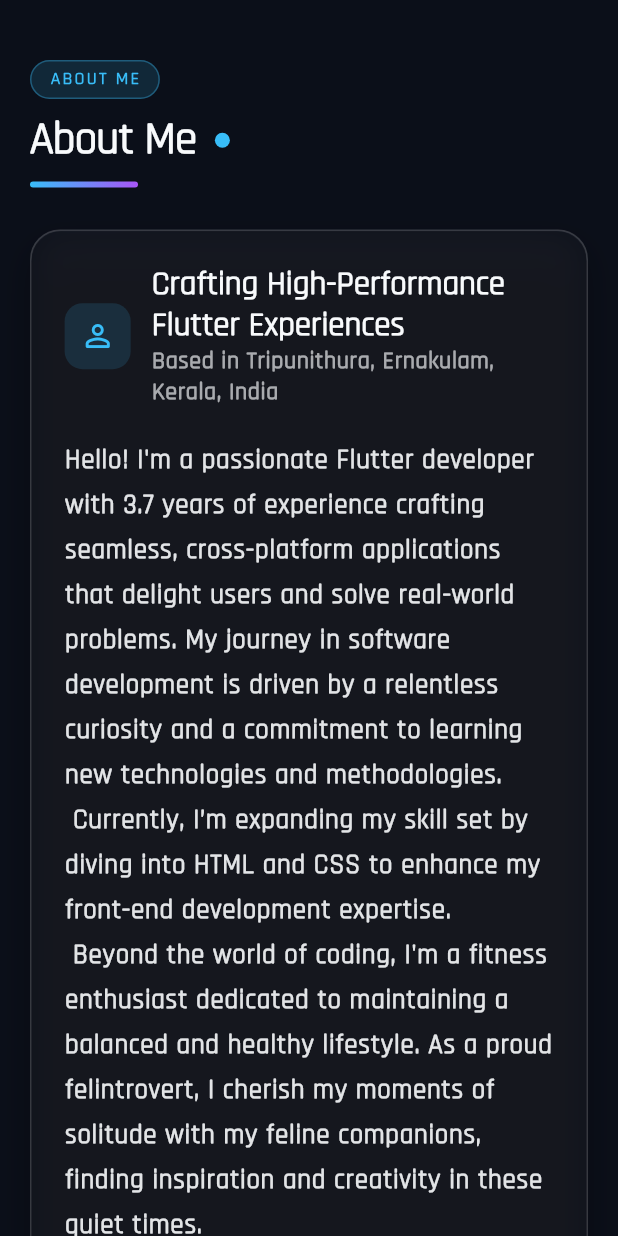
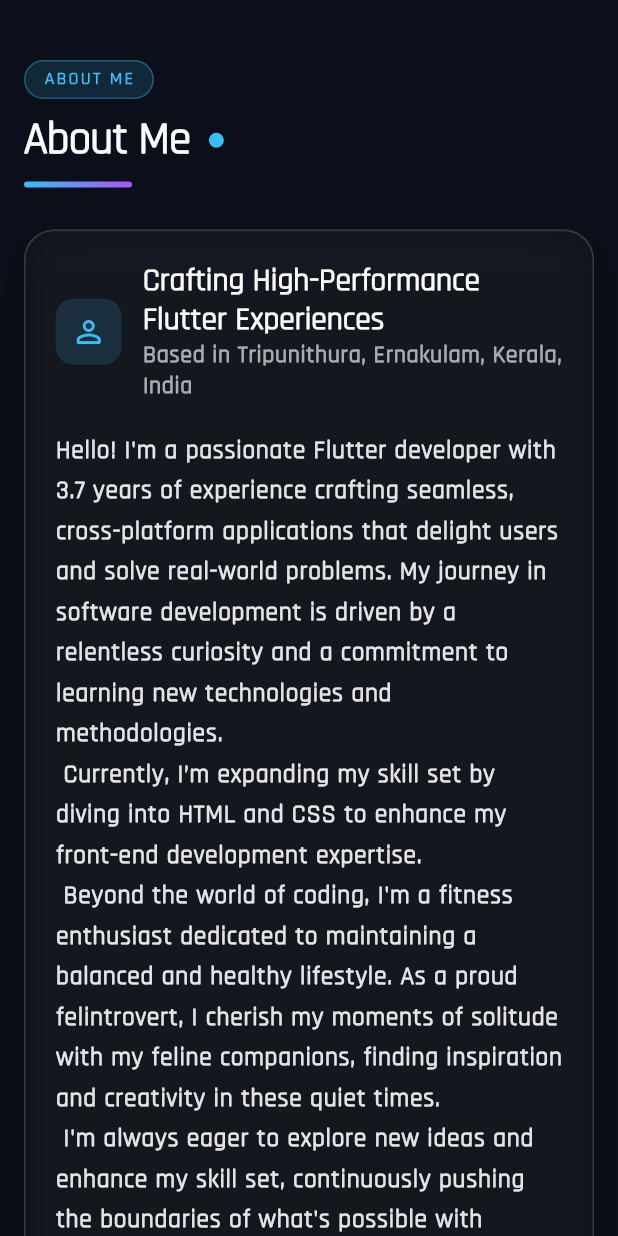
Before and after one commit to sivaprasadnk/portfolio_webapp, a Flutter app: the AboutMeScreen widget shown alone on an empty page, opened directly, on a phone screen of 412 x 824 dp. Run offline on Flutter 3.47's test engine with Material 3 defaults, Android fonts, the light colour scheme and no system bars; drawn by our look-alikes of auto_size_text; our stand-ins replace animate_do, avatar_glow, bloc, dartz, equatable, flutter_bloc and 4 more; missing offline and left inert: animated_icon; network calls fail; project files that could hold a hidden picture were left out.

Commit message:
Improve mobile view hero card, style switcher visibility, and cache-busting

```diff
--- a/lib/views/screens/about_me/about_me_screen.dart
+++ b/lib/views/screens/about_me/about_me_screen.dart
@@ -1,7 +1,6 @@
 import 'package:flutter/material.dart';
 import 'package:flutter_bloc/flutter_bloc.dart';
 import 'package:spnk/utils/extensions/context_extension.dart';
-import 'package:spnk/utils/is_mobile_platform.dart';
 import 'package:spnk/utils/screen_type.dart';
 import 'package:spnk/views/bloc/about_me/about_me_bloc.dart';
 import 'package:spnk/views/bloc/about_me/about_me_state.dart';
@@ -16,7 +15,8 @@ class AboutMeScreen extends StatelessWidget {
 
   @override
   Widget build(BuildContext context) {
-    final horizontalPad = isMobilePlatform ? 20.0 : context.screenWidth * 0.08;
+    final horizontalPad =
+        context.isMobileDevice ? 16.0 : context.screenWidth * 0.08;
 
     return ScreenSection(
       title: Screen.aboutMe.screenTitle,
@@ -63,7 +63,7 @@ class AboutMeScreen extends StatelessWidget {
                       width: double.infinity,
                       cyberHeader: '~/spnk/about_me.md',
                       padding: EdgeInsets.all(
-                        context.isLargeDevice ? 32 : 22,
+                        context.isLargeDevice ? 32 : 20,
                       ),
                       child: Column(
                         crossAxisAlignment: CrossAxisAlignment.start,
@@ -90,7 +90,7 @@ class AboutMeScreen extends StatelessWidget {
                                     Text(
                                       'Crafting High-Performance Flutter Experiences',
                                       style: context.displaySmall.copyWith(
-                                        fontSize: 22,
+                                        fontSize: 21,
                                         fontWeight: FontWeight.bold,
                                       ),
                                     ),
@@ -106,19 +106,19 @@ class AboutMeScreen extends StatelessWidget {
                               ),
                             ],
                           ),
-                          const SizedBox(height: 20),
+                          const SizedBox(height: 18),
                           Text(
                             state.content.trim(),
                             style: context.bodyLarge.copyWith(
-                              height: 1.65,
-                              fontSize: context.isLargeDevice ? 20 : 18,
+                              height: 1.6,
+                              fontSize: context.isLargeDevice ? 20 : 17,
                               color: context.primaryColor.withOpacity(0.9),
                             ),
                           ),
                         ],
                       ),
                     ),
-                    const SizedBox(height: 20),
+                    const SizedBox(height: 16),
                     Wrap(
                       spacing: 16,
                       runSpacing: 16,
@@ -127,7 +127,7 @@ class AboutMeScreen extends StatelessWidget {
                           width: context.isLargeDevice ? 265 : double.infinity,
                           padding: const EdgeInsets.symmetric(
                             horizontal: 20,
-                            vertical: 18,
+                            vertical: 16,
                           ),
                           cyberHeader: '~/metrics/${item.$2.toLowerCase()}',
                           child: Row(
--- a/lib/views/screens/contact_me/contact_details_list_view.dart
+++ b/lib/views/screens/contact_me/contact_details_list_view.dart
@@ -1,7 +1,6 @@
 import 'package:flutter/material.dart';
 import 'package:flutter_bloc/flutter_bloc.dart';
 import 'package:spnk/utils/extensions/context_extension.dart';
-import 'package:spnk/utils/is_mobile_platform.dart';
 import 'package:spnk/views/bloc/contact_details/contact_details_bloc.dart';
 import 'package:spnk/views/bloc/contact_details/contact_details_state.dart';
 import 'package:spnk/views/screens/contact_me/contact_container.dart';
@@ -12,7 +11,8 @@ class ContactDetailsListView extends StatelessWidget {
 
   @override
   Widget build(BuildContext context) {
-    final horizontalPad = isMobilePlatform ? 20.0 : context.screenWidth * 0.08;
+    final horizontalPad =
+        context.isMobileDevice ? 16.0 : context.screenWidth * 0.08;
 
     return Padding(
       padding: EdgeInsets.symmetric(horizontal: horizontalPad),
--- a/lib/views/screens/experience/exp_details_list_view.dart
+++ b/lib/views/screens/experience/exp_details_list_view.dart
@@ -1,7 +1,6 @@
 import 'package:flutter/material.dart';
 import 'package:flutter_bloc/flutter_bloc.dart';
 import 'package:spnk/utils/extensions/context_extension.dart';
-import 'package:spnk/utils/is_mobile_platform.dart';
 import 'package:spnk/views/bloc/experience/exp_details_bloc.dart';
 import 'package:spnk/views/bloc/experience/exp_details_state.dart';
 import 'package:spnk/views/screens/experience/exp_container.dart';
@@ -54,7 +53,8 @@ class _ExpDetailsListViewState extends State<ExpDetailsListView>
 
   @override
   Widget build(BuildContext context) {
-    final horizontalPad = isMobilePlatform ? 20.0 : context.screenWidth * 0.08;
+    final horizontalPad =
+        context.isMobileDevice ? 16.0 : context.screenWidth * 0.08;
 
     return Padding(
       padding: EdgeInsets.symmetric(horizontal: horizontalPad),
--- a/lib/views/screens/home/widgets/orbit_animation3.dart
+++ b/lib/views/screens/home/widgets/orbit_animation3.dart
@@ -2,8 +2,12 @@ import 'dart:math';
 import 'dart:ui';
 
 import 'package:flutter/material.dart';
+import 'package:flutter_bloc/flutter_bloc.dart';
 import 'package:font_awesome_flutter/font_awesome_flutter.dart';
+import 'package:spnk/utils/extensions/context_extension.dart';
 import 'package:spnk/utils/string_constants.dart';
+import 'package:spnk/views/bloc/theme_switch/theme_bloc.dart';
+import 'package:spnk/views/bloc/theme_switch/theme_state.dart';
 import 'package:url_launcher/url_launcher.dart';
 
 class OrbitAnimation3 extends StatefulWidget {
@@ -25,10 +29,9 @@ class _OrbitAnimation3State extends State<OrbitAnimation3>
   final List<Animation<double>> scaleAnimations = [];
   final List<Animation<double>> opacityAnimations = [];
 
-  final double radius = 150;
   bool _isInitialized = false;
 
-  final List<Color> planetColors = [
+  final List<Color> planetColors = const [
     Color.fromRGBO(88, 81, 219, 1), // Purple
     Colors.green, // WhatsApp
     Color.fromRGBO(10, 102, 194, 1), // LinkedIn Blue
@@ -37,7 +40,7 @@ class _OrbitAnimation3State extends State<OrbitAnimation3>
     Colors.teal, // Store
   ];
 
-  final List<IconData> planetIcons = [
+  final List<IconData> planetIcons = const [
     FontAwesomeIcons.instagram,
     FontAwesomeIcons.whatsapp,
     FontAwesomeIcons.linkedin,
@@ -71,14 +74,13 @@ class _OrbitAnimation3State extends State<OrbitAnimation3>
     ));
 
     WidgetsBinding.instance.addPostFrameCallback((_) {
-      Future.delayed(const Duration(milliseconds: 500)).then((_) {
-        if (mounted) {
+      Future.delayed(const Duration(milliseconds: 400)).then((_) {
+        if (!mounted) return;
         imageFadeController.forward();
-        }
 
         orbitController = AnimationController(
           vsync: this,
-          duration: const Duration(seconds: 5),
+          duration: const Duration(seconds: 7),
         )..repeat();
 
         orbitAnimation =
@@ -99,7 +101,7 @@ class _OrbitAnimation3State extends State<OrbitAnimation3>
           scaleAnimations.add(scaleAnimation);
           opacityAnimations.add(opacityAnimation);
 
-          Future.delayed(Duration(milliseconds: i * 150), () {
+          Future.delayed(Duration(milliseconds: i * 120), () {
             if (mounted) {
               controller.forward();
             }
@@ -120,34 +122,62 @@ class _OrbitAnimation3State extends State<OrbitAnimation3>
     try {
       if (await canLaunchUrl(Uri.parse(urls[index]))) {
         await launchUrl(Uri.parse(urls[index]));
-      } else {
-        debugPrint("## Could not launch URL");
       }
     } catch (e) {
       debugPrint("## Error: $e");
     }
-    await Future.delayed(Duration(milliseconds: 500));
+    await Future.delayed(const Duration(milliseconds: 500));
+    if (mounted) {
       orbitController.repeat();
+    }
   }
 
   @override
   Widget build(BuildContext context) {
+    final double boxSize =
+        context.isMobileDevice ? min(context.screenWidth - 32, 330) : 400;
+    final double center = boxSize / 2;
+    final double radius = boxSize * 0.375;
+    final double imgSize = boxSize * 0.72;
+
+    return BlocBuilder<ThemeBloc, ThemeState>(
+      builder: (context, themeState) {
+        final accent = themeState.accentColor;
+
         return Center(
           child: SizedBox(
-        width: 400,
-        height: 400,
+            width: boxSize,
+            height: boxSize,
             child: Stack(
               alignment: Alignment.center,
               children: [
-            // Center object with fade-in animation
+                // Subtle glowing orbital ring matching active style
+                Container(
+                  width: radius * 2,
+                  height: radius * 2,
+                  decoration: BoxDecoration(
+                    shape: BoxShape.circle,
+                    border: Border.all(
+                      color: accent.withOpacity(0.22),
+                      width: 1.2,
+                    ),
+                    boxShadow: [
+                      BoxShadow(
+                        color: accent.withOpacity(0.08),
+                        blurRadius: 32,
+                        spreadRadius: 4,
+                      ),
+                    ],
+                  ),
+                ),
                 FadeTransition(
                   opacity: imageFadeAnimation,
                   child: SizedBox(
-                width: 300,
-                height: 300,
+                    width: imgSize,
+                    height: imgSize,
                     child: Image.asset(
                       'assets/images/picWithBlob.png',
-                  width: 315,
+                      width: imgSize,
                     ),
                   ),
                 ),
@@ -157,26 +187,40 @@ class _OrbitAnimation3State extends State<OrbitAnimation3>
                     builder: (context, child) {
                       return Stack(
                         children: List.generate(planetIcons.length, (i) {
-                      double angle = orbitAnimation.value +
+                          final double angle = orbitAnimation.value +
                               (i * (2 * pi / planetIcons.length));
-                      double x = radius * cos(angle);
-                      double y = radius * sin(angle);
+                          final double x = radius * cos(angle);
+                          final double y = radius * sin(angle);
 
-                      // Dynamically adjust icon size based on y-position
-                      double size =
-                          lerpDouble(30, 50, (y + radius) / (2 * radius))!;
+                          final double minIcon =
+                              context.isMobileDevice ? 26 : 30;
+                          final double maxIcon =
+                              context.isMobileDevice ? 42 : 50;
+                          final double size = lerpDouble(
+                            minIcon,
+                            maxIcon,
+                            (y + radius) / (2 * radius),
+                          )!;
 
-                      // Add depth effect by adjusting shadow and opacity based on y-position
-                      double shadowBlur =
-                          lerpDouble(4, 12, (y + radius) / (2 * radius))!;
-                      double shadowOffset =
-                          lerpDouble(2, 8, (y + radius) / (2 * radius))!;
-                      double iconOpacity =
-                          lerpDouble(0.5, 1.0, (y + radius) / (2 * radius))!;
+                          final double shadowBlur = lerpDouble(
+                            4,
+                            12,
+                            (y + radius) / (2 * radius),
+                          )!;
+                          final double shadowOffset = lerpDouble(
+                            2,
+                            8,
+                            (y + radius) / (2 * radius),
+                          )!;
+                          final double iconOpacity = lerpDouble(
+                            0.55,
+                            1.0,
+                            (y + radius) / (2 * radius),
+                          )!;
 
                           return Positioned(
-                        left: 200 + x - size / 2,
-                        top: 200 + y - size / 2,
+                            left: center + x - size / 2,
+                            top: center + y - size / 2,
                             child: RepaintBoundary(
                               key: ValueKey(i),
                               child: Opacity(
@@ -186,6 +230,7 @@ class _OrbitAnimation3State extends State<OrbitAnimation3>
                                   child: ScaleTransition(
                                     scale: scaleAnimations[i],
                                     child: MouseRegion(
+                                      cursor: SystemMouseCursors.click,
                                       onEnter: (_) => orbitController.stop(),
                                       onExit: (_) => orbitController.repeat(),
                                       child: GestureDetector(
@@ -207,18 +252,26 @@ class _OrbitAnimation3State extends State<OrbitAnimation3>
                                                         Color(0xFFFCAF45),
                                                       ],
                                                       begin: Alignment.topLeft,
-                                                  end: Alignment.bottomRight,
+                                                      end:
+                                                          Alignment.bottomRight,
                                                     )
                                                   : null,
-                                          color:
-                                              i != 0 ? planetColors[i] : null,
+                                              color: i != 0
+                                                  ? planetColors[i]
+                                                  : null,
                                               shape: BoxShape.circle,
+                                              border: Border.all(
+                                                color: Colors.white
+                                                    .withOpacity(0.25),
+                                                width: 1,
+                                              ),
                                               boxShadow: [
                                                 BoxShadow(
-                                              color:
-                                                  Colors.black.withOpacity(0.3),
+                                                  color: Colors.black
+                                                      .withOpacity(0.35),
                                                   blurRadius: shadowBlur,
-                                              offset: Offset(0, shadowOffset),
+                                                  offset:
+                                                      Offset(0, shadowOffset),
                                                 ),
                                               ],
                                             ),
@@ -246,6 +299,8 @@ class _OrbitAnimation3State extends State<OrbitAnimation3>
             ),
           ),
         );
+      },
+    );
   }
 
   @override
--- a/lib/views/screens/projects/project_list_view.dart
+++ b/lib/views/screens/projects/project_list_view.dart
@@ -1,7 +1,6 @@
 import 'package:flutter/material.dart';
 import 'package:flutter_bloc/flutter_bloc.dart';
 import 'package:spnk/utils/extensions/context_extension.dart';
-import 'package:spnk/utils/is_mobile_platform.dart';
 import 'package:spnk/views/bloc/project/project_bloc.dart';
 import 'package:spnk/views/bloc/project/project_state.dart';
 import 'package:spnk/views/screens/projects/loading_project_container.dart';
@@ -65,7 +64,8 @@ class _ProjectListViewState extends State<ProjectListView>
 
   @override
   Widget build(BuildContext context) {
-    final horizontalPad = isMobilePlatform ? 20.0 : context.screenWidth * 0.08;
+    final horizontalPad =
+        context.isMobileDevice ? 16.0 : context.screenWidth * 0.08;
 
     return Padding(
       padding: EdgeInsets.symmetric(horizontal: horizontalPad),
--- a/lib/views/screens/screen_section.dart
+++ b/lib/views/screens/screen_section.dart
@@ -1,7 +1,6 @@
 import 'package:flutter/material.dart';
 import 'package:spnk/utils/extensions/context_extension.dart';
 import 'package:spnk/utils/extensions/widget_extensions.dart';
-import 'package:spnk/utils/is_mobile_platform.dart';
 import 'package:spnk/views/screens/section.title.dart';
 
 class ScreenSection extends StatefulWidget {
@@ -29,7 +28,8 @@ class _ScreenSectionState extends State<ScreenSection>
   @override
   Widget build(BuildContext context) {
     super.build(context);
-    final horizontalPad = isMobilePlatform ? 20.0 : context.screenWidth * 0.08;
+    final horizontalPad =
+        context.isMobileDevice ? 16.0 : context.screenWidth * 0.08;
     return SizedBox(
       width: double.infinity,
       child: Column(
--- a/lib/views/screens/skills/skill_details_list_view.dart
+++ b/lib/views/screens/skills/skill_details_list_view.dart
@@ -1,7 +1,6 @@
 import 'package:flutter/material.dart';
 import 'package:flutter_bloc/flutter_bloc.dart';
 import 'package:spnk/utils/extensions/context_extension.dart';
-import 'package:spnk/utils/is_mobile_platform.dart';
 import 'package:spnk/views/bloc/skills/skills_bloc.dart';
 import 'package:spnk/views/bloc/skills/skills_state.dart';
 import 'package:spnk/views/screens/skills/loading_skills_container.dart';
@@ -68,7 +67,8 @@ class _SkillDetailsListViewState extends State<SkillDetailsListView>
 
   @override
   Widget build(BuildContext context) {
-    final horizontalPad = isMobilePlatform ? 20.0 : context.screenWidth * 0.08;
+    final horizontalPad =
+        context.isMobileDevice ? 16.0 : context.screenWidth * 0.08;
 
     return Padding(
       padding: EdgeInsets.symmetric(horizontal: horizontalPad),
```
Also changed, not shown: lib/views/screens/home/home_screen_small.dart (+10 -1 lines), lib/views/screens/home/widgets/intro_section.dart (+39 -19 lines), 1 other file. Lines whose indentation alone changed are shown as unchanged.
